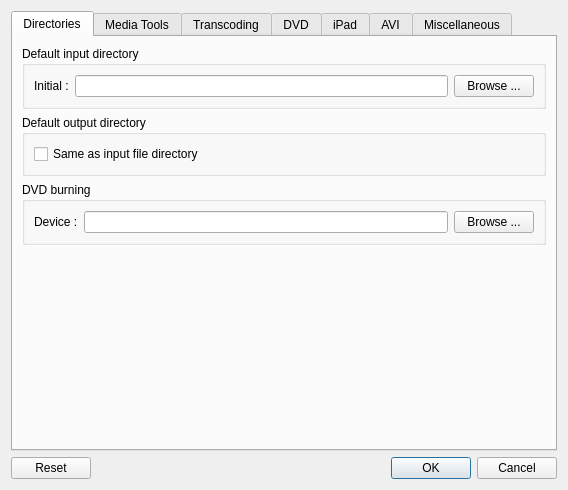
Before: the Qt Designer form src/QtlMovie/QtlMovieEditSettings.ui in qtlmovie/qtlmovie, drawn with Qt 5.
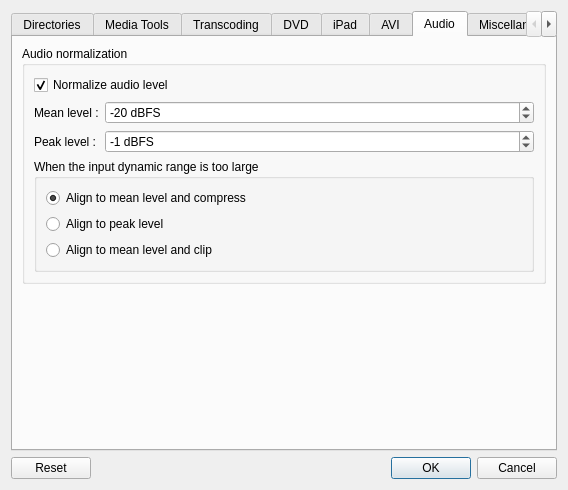
After: the same form once the commit is applied. The open tabs and pages were chosen to show the change. Icons and pictures are not drawn. Custom widgets are drawn as their Qt base class.

Commit message: Added audio normalization settings

Patch:
```diff
--- a/src/QtlMovie/QtlMovieEditSettings.ui
+++ b/src/QtlMovie/QtlMovieEditSettings.ui
@@ -794,7 +794,149 @@
         </widget>
        </item>
        <item row="2" column="1">
-        <spacer name="verticalSpacer_2">
+        <spacer name="spaceAvi">
+         <property name="orientation">
+          <enum>Qt::Vertical</enum>
+         </property>
+         <property name="sizeHint" stdset="0">
+          <size>
+           <width>20</width>
+           <height>40</height>
+          </size>
+         </property>
+        </spacer>
+       </item>
+      </layout>
+     </widget>
+     <widget class="QWidget" name="tabAudio">
+      <attribute name="title">
+       <string>Audio</string>
+      </attribute>
+      <layout class="QVBoxLayout" name="verticalLayout_2">
+       <item>
+        <widget class="QGroupBox" name="groupBoxNormalizeAudio">
+         <property name="title">
+          <string>Audio normalization</string>
+         </property>
+         <layout class="QGridLayout" name="gridLayout_6">
+          <item row="1" column="0">
+           <widget class="QLabel" name="labelAudioMeanLevel">
+            <property name="sizePolicy">
+             <sizepolicy hsizetype="Minimum" vsizetype="Preferred">
+              <horstretch>0</horstretch>
+              <verstretch>0</verstretch>
+             </sizepolicy>
+            </property>
+            <property name="text">
+             <string>Mean level :</string>
+            </property>
+           </widget>
+          </item>
+          <item row="2" column="0">
+           <widget class="QLabel" name="labelAudioPeakLevel">
+            <property name="sizePolicy">
+             <sizepolicy hsizetype="Minimum" vsizetype="Preferred">
+              <horstretch>0</horstretch>
+              <verstretch>0</verstretch>
+             </sizepolicy>
+            </property>
+            <property name="text">
+             <string>Peak level :</string>
+            </property>
+           </widget>
+          </item>
+          <item row="1" column="1">
+           <widget class="QSpinBox" name="spinAudioMeanLevel">
+            <property name="sizePolicy">
+             <sizepolicy hsizetype="MinimumExpanding" vsizetype="Fixed">
+              <horstretch>0</horstretch>
+              <verstretch>0</verstretch>
+             </sizepolicy>
+            </property>
+            <property name="suffix">
+             <string> dBFS</string>
+            </property>
+            <property name="minimum">
+             <number>-1000</number>
+            </property>
+            <property name="maximum">
+             <number>0</number>
+            </property>
+            <property name="value">
+             <number>-20</number>
+            </property>
+           </widget>
+          </item>
+          <item row="0" column="0" colspan="2">
+           <widget class="QCheckBox" name="checkBoxNormalizeAudio">
+            <property name="text">
+             <string>Normalize audio level</string>
+            </property>
+            <property name="checked">
+             <bool>true</bool>
+            </property>
+           </widget>
+          </item>
+          <item row="3" column="0" colspan="2">
+           <widget class="QGroupBox" name="groupBoxNomalizeAudioMode">
+            <property name="title">
+             <string>When the input dynamic range is too large</string>
+            </property>
+            <layout class="QVBoxLayout" name="verticalLayout_3">
+             <item>
+              <widget class="QRadioButton" name="radioAudioCompress">
+               <property name="text">
+                <string>Align to mean level and compress</string>
+               </property>
+               <property name="checked">
+                <bool>true</bool>
+               </property>
+              </widget>
+             </item>
+             <item>
+              <widget class="QRadioButton" name="radioAudioAlignPeak">
+               <property name="text">
+                <string>Align to peak level</string>
+               </property>
+              </widget>
+             </item>
+             <item>
+              <widget class="QRadioButton" name="radioAudioClip">
+               <property name="text">
+                <string>Align to mean level and clip</string>
+               </property>
+              </widget>
+             </item>
+            </layout>
+           </widget>
+          </item>
+          <item row="2" column="1">
+           <widget class="QSpinBox" name="spinAudioPeakLevel">
+            <property name="sizePolicy">
+             <sizepolicy hsizetype="MinimumExpanding" vsizetype="Fixed">
+              <horstretch>0</horstretch>
+              <verstretch>0</verstretch>
+             </sizepolicy>
+            </property>
+            <property name="suffix">
+             <string> dBFS</string>
+            </property>
+            <property name="minimum">
+             <number>-1000</number>
+            </property>
+            <property name="maximum">
+             <number>0</number>
+            </property>
+            <property name="value">
+             <number>-1</number>
+            </property>
+           </widget>
+          </item>
+         </layout>
+        </widget>
+       </item>
+       <item>
+        <spacer name="spacerAudio">
          <property name="orientation">
           <enum>Qt::Vertical</enum>
          </property>
```
Left out of the diff: 23 changed lines with no effect on the pictures. The commit also changes 7 other files.
